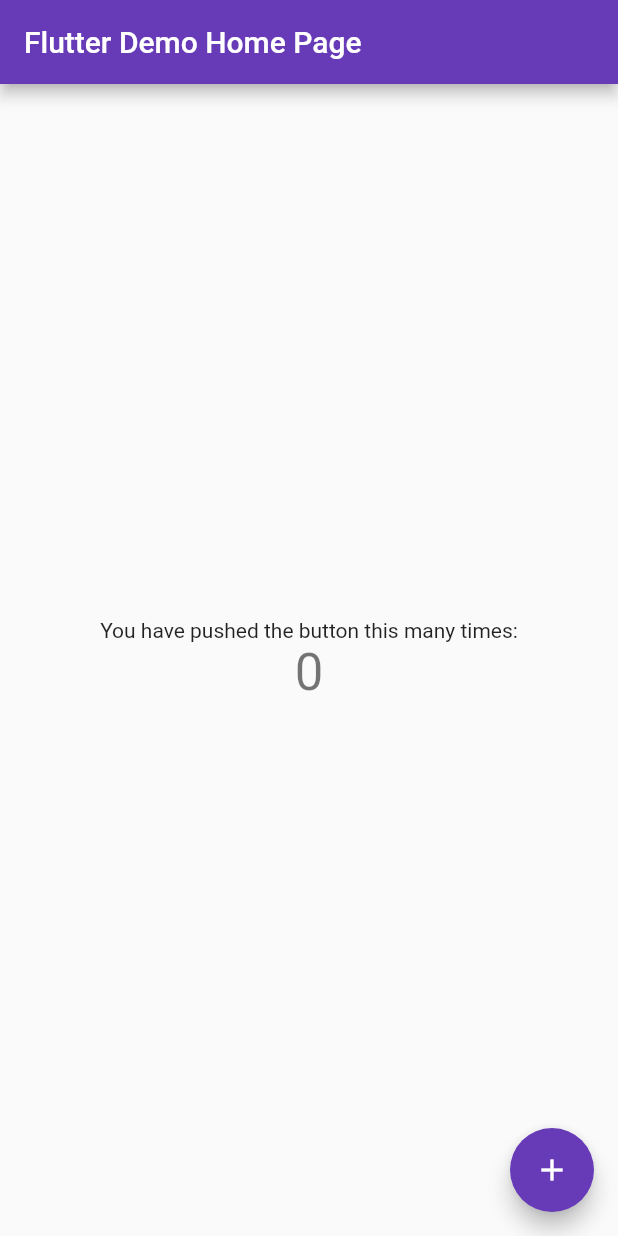
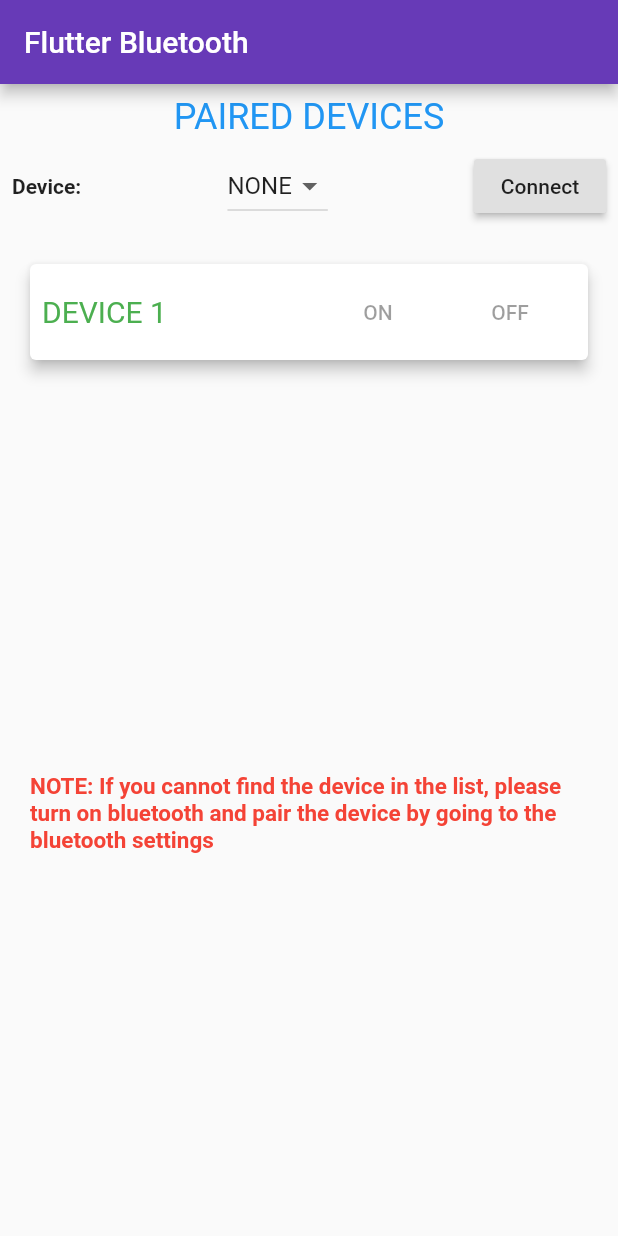
Before and after one commit to coopyey/massage-boot-app, a Flutter app: the screen it shows after launch, on a phone screen of 412 x 824 dp. Run offline on Flutter 3.47's test engine with Material 2 defaults, Android fonts, the phone set to English and light mode, and no system bars; our stand-ins replace flutter_bluetooth_serial.

Commit message:
added bluetooth support
Added support for flutter_bluetooth_serial by edufolly to allow for classical bluetooth with Flutter.

```diff
--- a/lib/main.dart
+++ b/lib/main.dart
@@ -1,111 +1,262 @@
+import 'dart:async';
+import 'package:flutter/services.dart';
 import 'package:flutter/material.dart';
+import 'package:flutter_bluetooth_serial/flutter_bluetooth_serial.dart';
 
 void main() => runApp(MyApp());
 
-class MyApp extends StatelessWidget {
-  // This widget is the root of your application.
+class MyApp extends StatelessWidget { // This widget is the root of your application.
   @override
   Widget build(BuildContext context) {
     return MaterialApp(
       title: 'Flutter Demo',
       theme: ThemeData(
-        // This is the theme of your application.
-        //
-        // Try running your application with "flutter run". You'll see the
-        // application has a blue toolbar. Then, without quitting the app, try
-        // changing the primarySwatch below to Colors.green and then invoke
-        // "hot reload" (press "r" in the console where you ran "flutter run",
-        // or simply save your changes to "hot reload" in a Flutter IDE).
-        // Notice that the counter didn't reset back to zero; the application
-        // is not restarted.
-        primarySwatch: Colors.deepPurple,
+        primarySwatch: Colors.indigo,
       ),
-      home: MyHomePage(title: 'Flutter Demo Home Page'),
+      home: BluetoothApp(),
     );
   }
 }
 
-class MyHomePage extends StatefulWidget {
-  MyHomePage({Key key, this.title}) : super(key: key);
+class BluetoothApp extends StatefulWidget {
+  @override
+  _BluetoothAppState createState() => _BluetoothAppState();
+}
 
-  // This widget is the home page of your application. It is stateful, meaning
-  // that it has a State object (defined below) that contains fields that affect
-  // how it looks.
+class _BluetoothAppState extends State<BluetoothApp> {
+  //will help us with raiding the snackbar later
+  final GlobalKey<ScaffoldState> _scaffoldKey = new GlobalKey<ScaffoldState>();
+  FlutterBluetoothSerial bluetooth = FlutterBluetoothSerial.instance;
 
-  // This class is the configuration for the state. It holds the values (in this
-  // case the title) provided by the parent (in this case the App widget) and
-  // used by the build method of the State. Fields in a Widget subclass are
-  // always marked "final".
-
-  final String title;
+  List<BluetoothDevice> _devicesList = [];
+  BluetoothDevice _device;
+  bool _connected = false;
+  bool _pressed = false;
 
   @override
-  _MyHomePageState createState() => _MyHomePageState();
+  void initState() {
+    super.initState();
+    bluetoothConnectionState();
   }
 
-class _MyHomePageState extends State<MyHomePage> {
-  int _counter = 0;
+  // async for await, waits for connection state information
+  Future<void> bluetoothConnectionState() async {
+    List<BluetoothDevice> devices = [];
 
-  void _incrementCounter() {
-    setState(() {
-      // This call to setState tells the Flutter framework that something has
-      // changed in this State, which causes it to rerun the build method below
-      // so that the display can reflect the updated values. If we changed
-      // _counter without calling setState(), then the build method would not be
-      // called again, and so nothing would appear to happen.
-      _counter++;
-    });
+    try {
+      devices = await bluetooth.getBondedDevices();
+    } on PlatformException {
+      print("Error in bluetoothConnectionState.");
     }
 
+    bluetooth.onStateChanged().listen((state) {
+      switch (state) {
+        case FlutterBluetoothSerial.CONNECTED:
+          setState(() {
+            _connected = true;
+            _pressed = false;
+          });
+          break;
+        case FlutterBluetoothSerial.DISCONNECTED:
+          setState(() {
+            _connected = false;
+            _pressed = false;
+          });
+          break;
+        default:
+          print(state);
+          break;
+      } //switch(state)
+    }); //onstatechange.listen()
+
+    //error to call setState unless mounted=true
+    if(!mounted) {
+      return;
+    }
+
+    setState(() {
+      _devicesList = devices;
+    }); //setstate
+  }
+
+   // Now, its time to build the UI
   @override
   Widget build(BuildContext context) {
-    // This method is rerun every time setState is called, for instance as done
-    // by the _incrementCounter method above.
-    //
-    // The Flutter framework has been optimized to make rerunning build methods
-    // fast, so that you can just rebuild anything that needs updating rather
-    // than having to individually change instances of widgets.
-    return Scaffold(
+    return MaterialApp(
+      home: Scaffold(
+        key: _scaffoldKey,
         appBar: AppBar(
-        // Here we take the value from the MyHomePage object that was created by
-        // the App.build method, and use it to set our appbar title.
-        title: Text(widget.title),
+          title: Text("Flutter Bluetooth"),
+          backgroundColor: Colors.deepPurple,
         ),
-      body: Center(
-        // Center is a layout widget. It takes a single child and positions it
-        // in the middle of the parent.
+        body: Container(
           child: Column(
-          // Column is also layout widget. It takes a list of children and
-          // arranges them vertically. By default, it sizes itself to fit its
-          // children horizontally, and tries to be as tall as its parent.
-          //
-          // Invoke "debug painting" (press "p" in the console, choose the
-          // "Toggle Debug Paint" action from the Flutter Inspector in Android
-          // Studio, or the "Toggle Debug Paint" command in Visual Studio Code)
-          // to see the wireframe for each widget.
-          //
-          // Column has various properties to control how it sizes itself and
-          // how it positions its children. Here we use mainAxisAlignment to
-          // center the children vertically; the main axis here is the vertical
-          // axis because Columns are vertical (the cross axis would be
-          // horizontal).
-          mainAxisAlignment: MainAxisAlignment.center,
+            mainAxisSize: MainAxisSize.max,
+            children: <Widget>[
+              Padding(
+                padding: const EdgeInsets.only(top: 8.0),
+                child: Text(
+                  "PAIRED DEVICES",
+                  style: TextStyle(fontSize: 24, color: Colors.blue),
+                  textAlign: TextAlign.center,
+                ),
+              ),
+              Padding(
+                padding: const EdgeInsets.all(8.0),
+                child: Row(
+                  mainAxisAlignment: MainAxisAlignment.spaceBetween,
                   children: <Widget>[
                     Text(
-              'You have pushed the button this many times:',
+                      'Device:',
+                      style: TextStyle(
+                        fontWeight: FontWeight.bold,
                       ),
-            Text(
-              '$_counter',
-              style: Theme.of(context).textTheme.display1,
+                    ),
+                    DropdownButton(
+                      items: _getDeviceItems(),
+                      onChanged: (value) => setState(() => _device = value),
+                      value: _device,
+                    ),
+                    RaisedButton(
+                      onPressed:
+                          _pressed ? null : _connected ? _disconnect : _connect,
+                      child: Text(_connected ? 'Disconnect' : 'Connect'),
                     ),
                   ],
                 ),
               ),
-      floatingActionButton: FloatingActionButton(
-        onPressed: _incrementCounter,
-        tooltip: 'Increment',
-        child: Icon(Icons.add),
-      ), // This trailing comma makes auto-formatting nicer for build methods.
+              Padding(
+                padding: const EdgeInsets.all(16.0),
+                child: Card(
+                  elevation: 4,
+                  child: Padding(
+                    padding: const EdgeInsets.all(8.0),
+                    child: Row(
+                      children: <Widget>[
+                        Expanded(
+                          child: Text(
+                            "DEVICE 1",
+                            style: TextStyle(
+                              fontSize: 20,
+                              color: Colors.green,
+                            ),
+                          ),
+                        ),
+                        FlatButton(
+                          onPressed:
+                              _connected ? _sendOnMessageToBluetooth : null,
+                          child: Text("ON"),
+                        ),
+                        FlatButton(
+                          onPressed:
+                              _connected ? _sendOffMessageToBluetooth : null,
+                          child: Text("OFF"),
+                        ),
+                      ],
+                    ),
+                  ),
+                ),
+              ),
+              Expanded(
+                child: Padding(
+                  padding: const EdgeInsets.all(20),
+                  child: Center(
+                    child: Text(
+                      "NOTE: If you cannot find the device in the list, please turn on bluetooth and pair the device by going to the bluetooth settings",
+                      style: TextStyle(
+                          fontSize: 15,
+                          fontWeight: FontWeight.bold,
+                          color: Colors.red),
+                    ),
+                  ),
+                ),
+              )
+            ],
+          ),
+        ),
+      ),
+    );
+  }
+
+  // Create the List of devices to be shown in Dropdown Menu
+  List<DropdownMenuItem<BluetoothDevice>> _getDeviceItems() {
+    List<DropdownMenuItem<BluetoothDevice>> items = [];
+    if (_devicesList.isEmpty) {
+      items.add(DropdownMenuItem(
+        child: Text('NONE'),
+      ));
+    } else {
+      _devicesList.forEach((device) {
+        items.add(DropdownMenuItem(
+          child: Text(device.name),
+          value: device,
+        ));
+      });
+    }
+    return items;
+  }
+
+  // Method to connect to bluetooth
+  void _connect() {
+    if (_device == null) {
+      show('No device selected');
+    } else {
+      bluetooth.isConnected.then((isConnected) {
+        if (!isConnected) {
+          bluetooth
+              .connect(_device)
+              .timeout(Duration(seconds: 10))
+              .catchError((error) {
+            setState(() => _pressed = false);
+          });
+          setState(() => _pressed = true);
+        }
+      });
+    }
+  }
+
+  // Method to disconnect bluetooth
+  void _disconnect() {
+    bluetooth.disconnect();
+    setState(() => _pressed = true);
+  }
+
+  // Method to send message,
+  // for turning the bletooth device on
+  void _sendOnMessageToBluetooth() {
+    bluetooth.isConnected.then((isConnected) {
+      if (isConnected) {
+        bluetooth.write("1");
+        show('Device Turned On');
+      }
+    });
+  }
+
+  // Method to send message,
+  // for turning the bletooth device off
+  void _sendOffMessageToBluetooth() {
+    bluetooth.isConnected.then((isConnected) {
+      if (isConnected) {
+        bluetooth.write("0");
+        show('Device Turned Off');
+      }
+    });
+  }
+
+  // Method to show a Snackbar,
+  // taking message as the text
+  Future show(
+    String message, {
+    Duration duration: const Duration(seconds: 3),
+  }) async {
+    await new Future.delayed(new Duration(milliseconds: 100));
+    _scaffoldKey.currentState.showSnackBar(
+      new SnackBar(
+        content: new Text(
+          message,
+        ),
+        duration: duration,
+      ),
     );
   }
 }
--- a/pubspec.yaml
+++ b/pubspec.yaml
@@ -23,6 +23,7 @@ dependencies:
   # The following adds the Cupertino Icons font to your application.
   # Use with the CupertinoIcons class for iOS style icons.
   cupertino_icons: ^0.1.2
+  flutter_bluetooth_serial: ^0.0.5
 
 dev_dependencies:
   flutter_test:
```
Also changed, not shown: 3 other files. Lines whose indentation alone changed are shown as unchanged.
